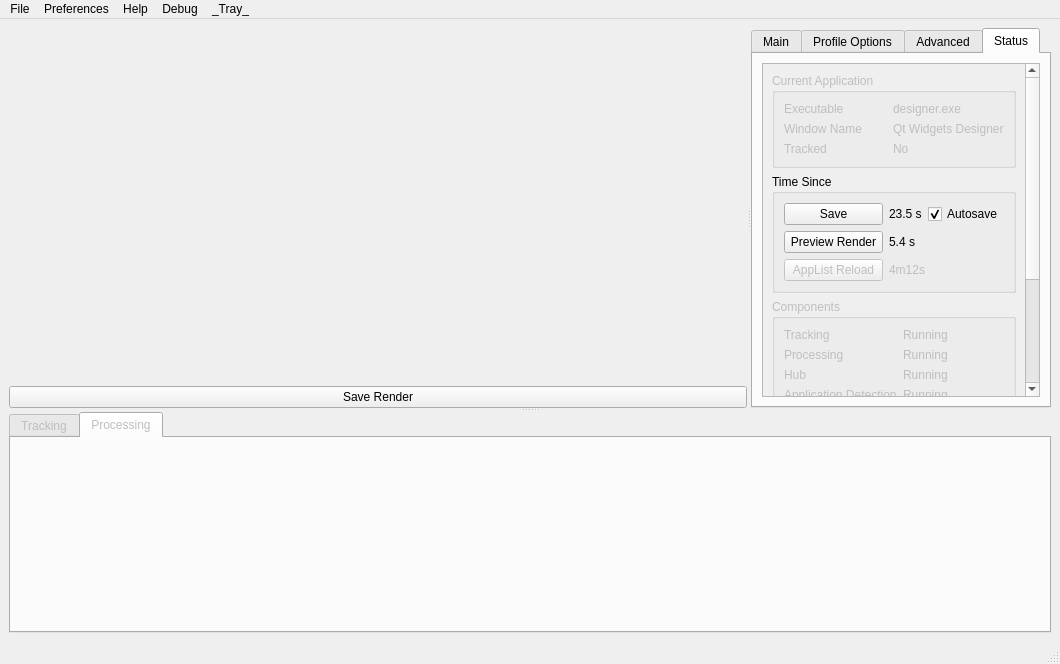
Old version of the form mousetracks2/components/gui/ui/layout.ui in the repository huntfx/MouseTracks.
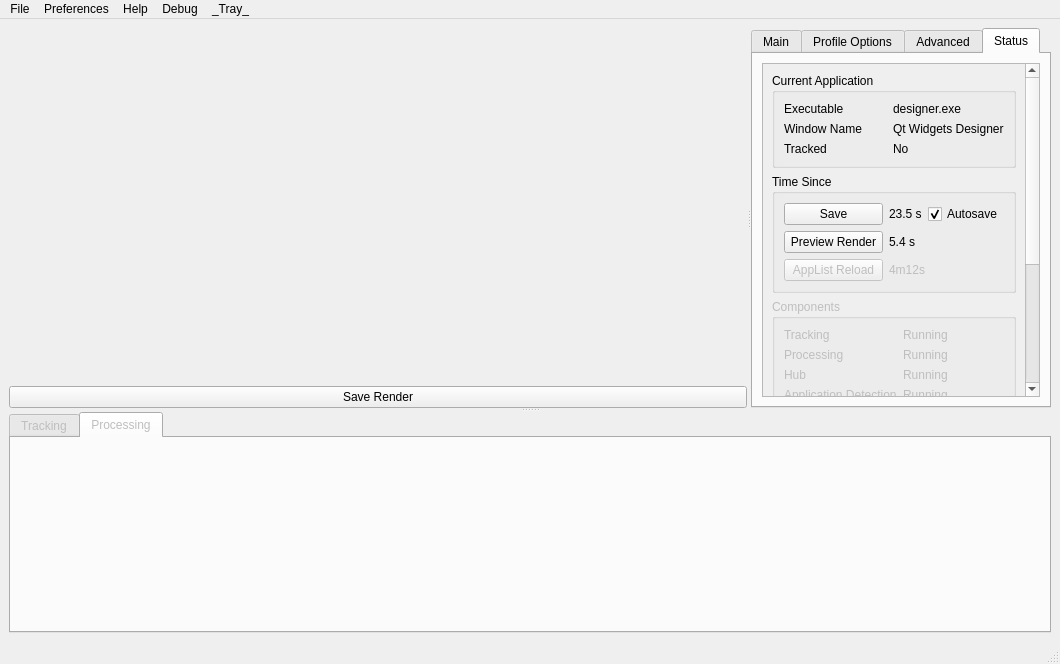
New version of the form. The open tabs and pages were chosen to show the change. Custom widgets are drawn as their Qt base class.

Diff of the .ui file:
```diff
--- a/mousetracks2/components/gui/ui/layout.ui
+++ b/mousetracks2/components/gui/ui/layout.ui
@@ -762,17 +762,14 @@
              <property name="geometry">
               <rect>
                <x>0</x>
-               <y>-154</y>
+               <y>0</y>
                <width>257</width>
-               <height>516</height>
+               <height>556</height>
               </rect>
              </property>
              <layout class="QVBoxLayout" name="verticalLayout">
               <item>
                <widget class="QGroupBox" name="groupBox_11">
-                <property name="enabled">
-                 <bool>false</bool>
-                </property>
                 <property name="title">
                  <string>Current Application</string>
                 </property>
@@ -810,6 +807,9 @@
                    <property name="text">
                     <string>Qt Widgets Designer</string>
                    </property>
+                   <property name="wordWrap">
+                    <bool>true</bool>
+                   </property>
                   </widget>
                  </item>
                  <item row="2" column="1">
```
Left out of the diff: 2 changed lines with no effect on the pictures.
